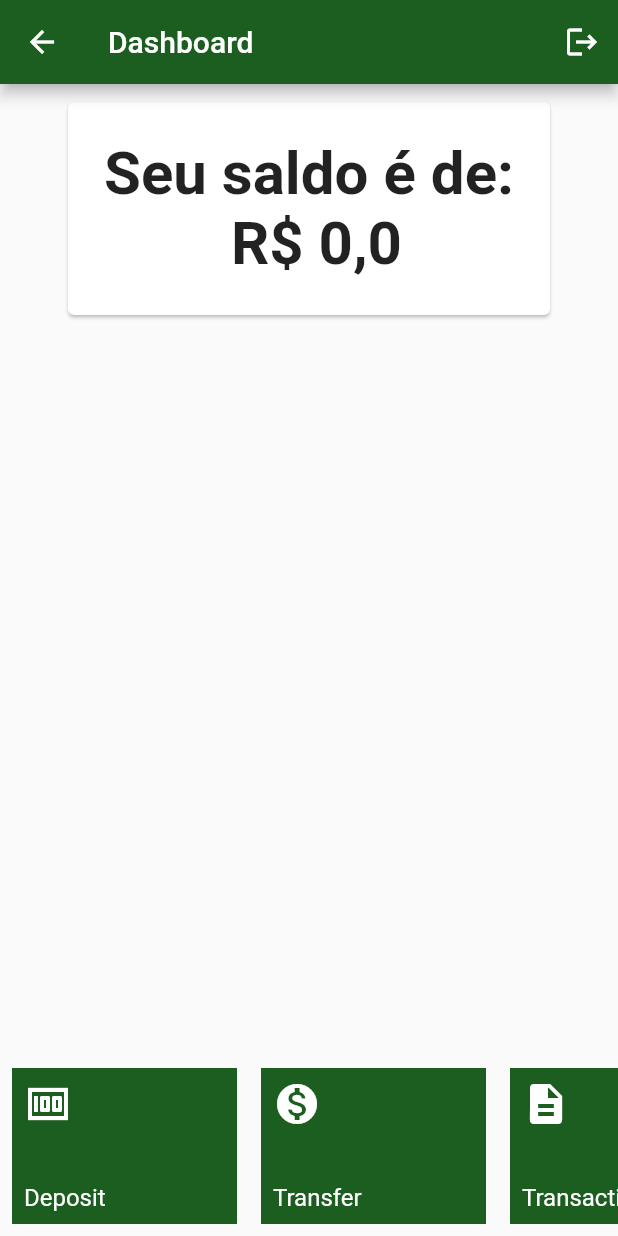
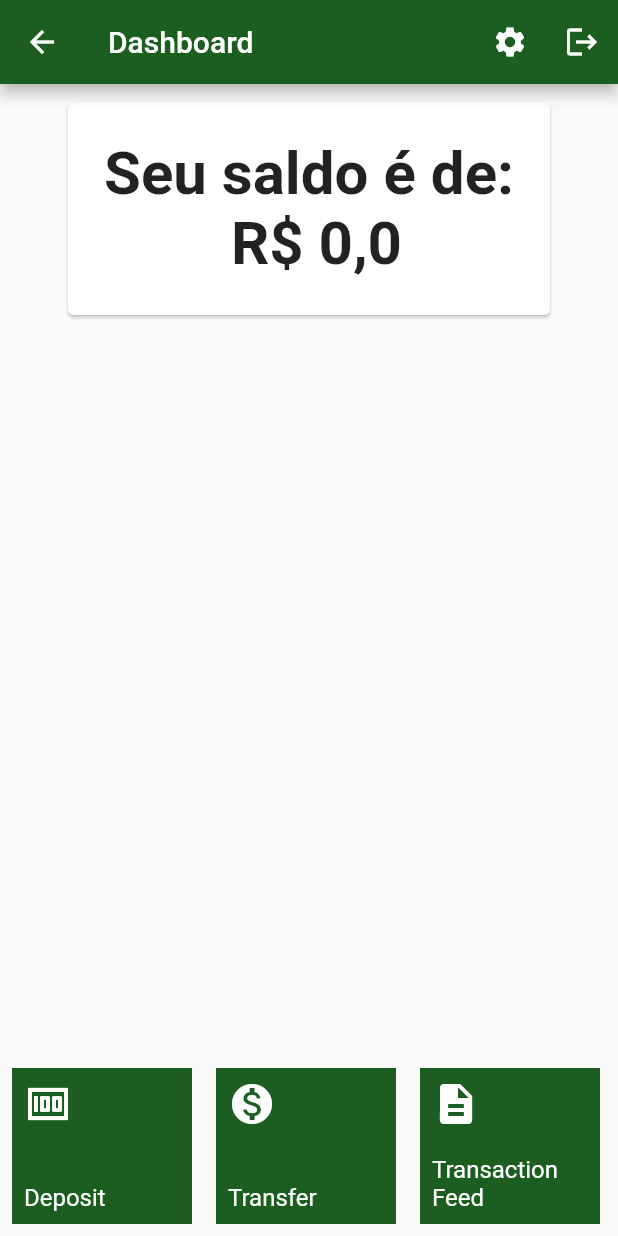
Before and after one commit to BrunoLeria/bytebank2, a Flutter app: the Dashboard screen opened directly, on a phone screen of 412 x 824 dp. Run offline on Flutter 3.47's test engine with Material 2 defaults, Android fonts, the phone set to English and light mode, and no system bars; our stand-ins replace camera, firebase_auth, firebase_core, firebase_crashlytics, get, local_auth and 1 more; missing offline and left inert: http_interceptor; accounts and stored records are empty.

```diff
--- /dev/null
+++ b/lib/components/feature_item.dart
@@ -0,0 +1,44 @@
+import 'package:flutter/material.dart';
+
+class FeatureItem extends StatelessWidget {
+  final String? name;
+  final IconData? icon;
+  final Function onClick;
+
+  const FeatureItem(this.name, this.icon, {required this.onClick});
+
+  @override
+  Widget build(BuildContext context) {
+    return Padding(
+      padding: const EdgeInsets.all(8.0),
+      child: Material(
+        color: Theme.of(context).primaryColor,
+        child: InkWell(
+          onTap: () => onClick(),
+          child: Container(
+            padding: const EdgeInsets.all(8.0),
+            width: 120,
+            child: Column(
+              mainAxisAlignment: MainAxisAlignment.spaceBetween,
+              crossAxisAlignment: CrossAxisAlignment.start,
+              children: [
+                Icon(
+                  icon,
+                  color: Colors.white,
+                  size: 32.0,
+                ),
+                Text(
+                  name!,
+                  style: const TextStyle(
+                    color: Colors.white,
+                    fontSize: 16.0,
+                  ),
+                ),
+              ],
+            ),
+          ),
+        ),
+      ),
+    );
+  }
+}
--- a/lib/models/contact.dart
+++ b/lib/models/contact.dart
@@ -5,6 +5,7 @@ class Contact {
   String? password;
   double? balance;
   final int? accountNumber;
+  String? image;
 
   Contact(this.id, this.name, this.email, this.accountNumber);
 
--- a/lib/views/dashboard.dart
+++ b/lib/views/dashboard.dart
@@ -1,9 +1,13 @@
 import 'package:bytebank2/components/balance_card.dart';
+import 'package:bytebank2/components/feature_item.dart';
+import 'package:bytebank2/database/dao/contact.dart';
 import 'package:bytebank2/views/contacts/list.dart';
 import 'package:bytebank2/views/deposits/form.dart';
+import 'package:bytebank2/views/settings.dart';
 import 'package:flutter/material.dart';
 import 'package:provider/provider.dart';
 import '../models/balance.dart';
+import '../models/contact.dart';
 import '../services/auth.dart';
 import 'login.dart';
 import 'transactions/list.dart';
@@ -19,6 +23,11 @@ class Dashboard extends StatelessWidget {
       appBar: AppBar(
         title: Text(title),
         actions: <Widget>[
+          IconButton(
+            icon: const Icon(Icons.settings),
+            tooltip: 'Settings',
+            onPressed: () => _showSettings(context),
+          ),
           IconButton(
             icon: const Icon(Icons.logout),
             tooltip: 'Logout',
@@ -44,17 +53,17 @@ class Dashboard extends StatelessWidget {
               children: [
                 Row(
                   children: [
-                    _FeatureItem(
+                    FeatureItem(
                       'Deposit',
                       Icons.money,
                       onClick: () => _showDepositForm(context),
                     ),
-                    _FeatureItem(
+                    FeatureItem(
                       'Transfer',
                       Icons.monetization_on,
                       onClick: () => _showContactList(context),
                     ),
-                    _FeatureItem(
+                    FeatureItem(
                       'Transaction Feed',
                       Icons.description,
                       onClick: () => _showTransactionsList(context),
@@ -79,6 +88,13 @@ class Dashboard extends StatelessWidget {
         MaterialPageRoute(builder: (context) => const TransactionsList()));
   }
 
+  void _showSettings(BuildContext context) async {
+    String? email = AuthService.to.user?.email ?? '';
+    Contact contact = await ContactDao().findByEmail(email);
+    Navigator.of(context)
+        .push(MaterialPageRoute(builder: (context) => Settings(contact)));
+  }
+
   _showDepositForm(BuildContext context) {
     Navigator.of(context)
         .push(MaterialPageRoute(builder: (context) => DepositForm()));
@@ -94,46 +110,3 @@ class Dashboard extends StatelessWidget {
     Provider.of<Balance>(context, listen: false).getCurrentUserBalance();
   }
 }
-
-class _FeatureItem extends StatelessWidget {
-  final String? name;
-  final IconData? icon;
-  final Function onClick;
-
-  const _FeatureItem(this.name, this.icon, {required this.onClick});
-
-  @override
-  Widget build(BuildContext context) {
-    return Padding(
-      padding: const EdgeInsets.all(8.0),
-      child: Material(
-        color: Theme.of(context).primaryColor,
-        child: InkWell(
-          onTap: () => onClick(),
-          child: Container(
-            padding: const EdgeInsets.all(8.0),
-            width: 150,
-            child: Column(
-              mainAxisAlignment: MainAxisAlignment.spaceBetween,
-              crossAxisAlignment: CrossAxisAlignment.start,
-              children: [
-                Icon(
-                  icon,
-                  color: Colors.white,
-                  size: 32.0,
-                ),
-                Text(
-                  name!,
-                  style: const TextStyle(
-                    color: Colors.white,
-                    fontSize: 16.0,
-                  ),
-                ),
-              ],
-            ),
-          ),
-        ),
-      ),
-    );
-  }
-}
--- a/pubspec.yaml
+++ b/pubspec.yaml
@@ -30,6 +30,8 @@ dependencies:
   flutter:
     sdk: flutter
   sqflite:
+  camera:
+  path_provider:
   path:
   http:
   http_interceptor:
```
Also changed, not shown: lib/views/settings.dart (added, +101 -0 lines), pubspec.lock, 1 other file.
